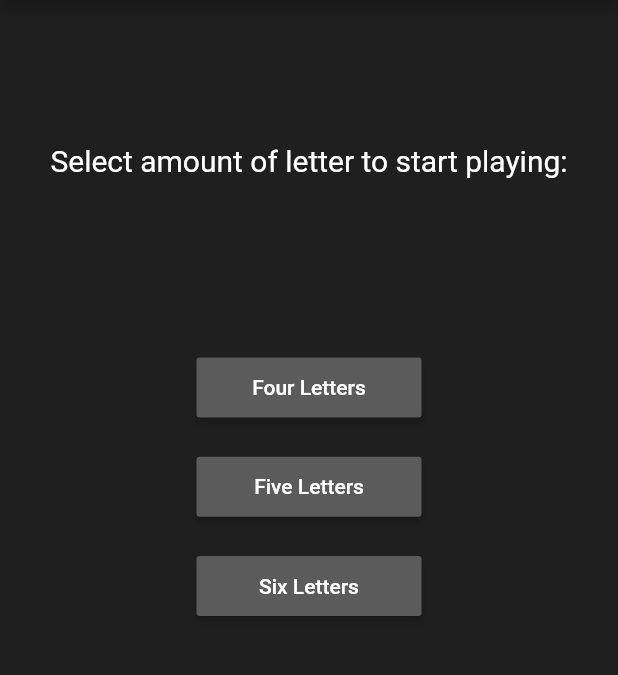
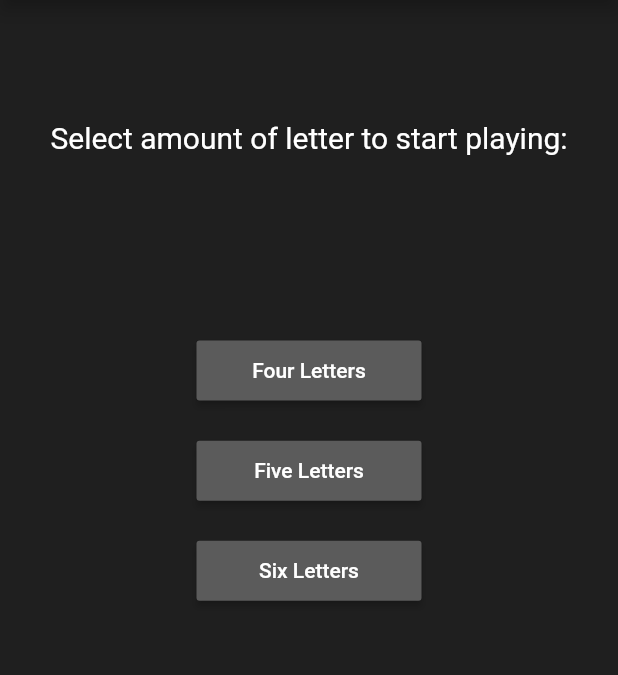
Before and after one commit to ahmetbugraozer/wordle_app, a Flutter app: the screen it shows after launch, on a phone screen of 412 x 824 dp, the part 123-798 px from its top. Run offline on Flutter 3.47's test engine with Material 2 defaults, Android fonts, the phone set to English and light mode, and no system bars.

Commit message:
did adjustments on ui

```diff
--- a/lib/pages/homepage/home.dart
+++ b/lib/pages/homepage/home.dart
@@ -16,8 +16,8 @@ class _WordleGameHomePageState extends State<WordleGameHomePage> {
         appBar: AppBar(
             title: const ProjectTitle(), toolbarHeight: 80, elevation: 5),
         body: Column(mainAxisAlignment: MainAxisAlignment.center, children: [
-          Expanded(flex: 12, child: Center(child: MyTexts.selectionText)),
-          const Spacer(flex: 1),
+          Expanded(flex: 10, child: Center(child: MyTexts.selectionText)),
+          const Spacer(flex: 2),
           GameSelectionButton(letterAmount: "Four"),
           const Spacer(flex: 1),
           GameSelectionButton(letterAmount: "Five"),
```
